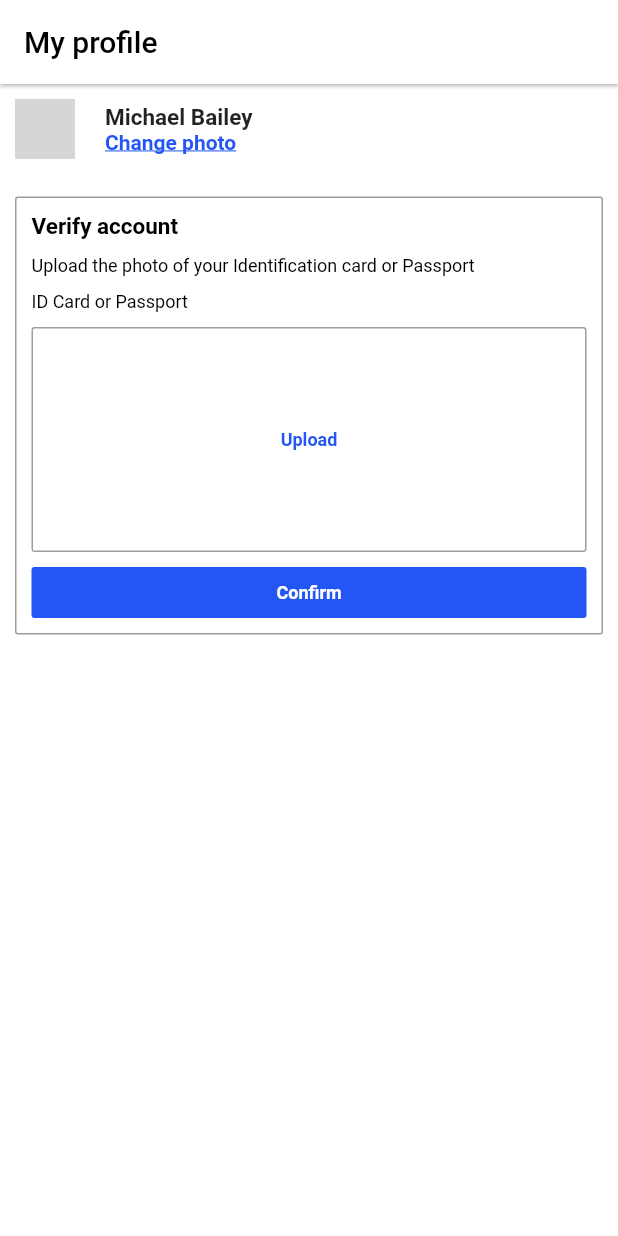
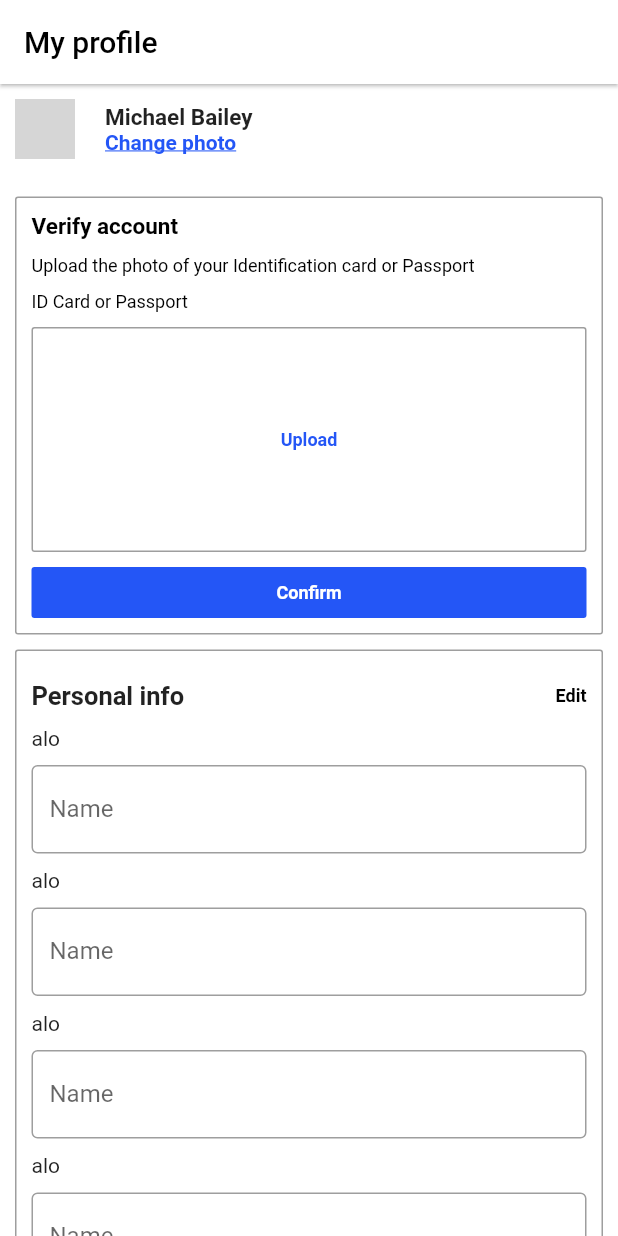
Before and after one commit to ASentientBanana/mangakolekt, a Flutter app: the screen it shows after launch, on a phone screen of 412 x 824 dp. Run offline on Flutter 3.47's test engine with Material 2 defaults, Android fonts, the light colour scheme and no system bars; network calls fail; grey boxes are pictures that could not be loaded.

Commit message:
exercise plodonosan

```diff
--- a/lib/screens/training/TrainingPage.dart
+++ b/lib/screens/training/TrainingPage.dart
@@ -9,7 +9,8 @@ class TrainingPage extends StatelessWidget {
           backgroundColor: Colors.white,
           elevation: 1,
         ),
-        body: Container(
+        body: SingleChildScrollView(
+          child: Container(
               padding: const EdgeInsets.all(10),
               color: Colors.white,
               child: Column(
@@ -41,7 +42,8 @@ class TrainingPage extends StatelessWidget {
                                 Text(
                                   'Michael Bailey',
                                   style: TextStyle(
-                                    fontWeight: FontWeight.bold, fontSize: 15),
+                                      fontWeight: FontWeight.bold,
+                                      fontSize: 15),
                                 ),
                                 Text(
                                   'Change photo',
@@ -81,8 +83,8 @@ class TrainingPage extends StatelessWidget {
                             const SizedBox(height: 10),
                             const Text(
                                 'Upload the photo of your Identification card or Passport',
-                              style:
-                                  TextStyle(fontSize: 12, color: Colors.black)),
+                                style: TextStyle(
+                                    fontSize: 12, color: Colors.black)),
                             const SizedBox(height: 10),
                             const Text('ID Card or Passport',
                                 style: TextStyle(
@@ -129,9 +131,125 @@ class TrainingPage extends StatelessWidget {
                           ],
                         ),
                       ),
+                      const SizedBox(height: 10),
+                      Container(
+                        padding: const EdgeInsets.all(10),
+                        width: double.infinity,
+                        decoration: BoxDecoration(
+                          border: Border.all(
+                            color: Colors.grey,
+                            width: 1,
+                          ),
+                          borderRadius: BorderRadius.circular(2),
+                        ),
+                        child: Column(
+                          crossAxisAlignment: CrossAxisAlignment.start,
+                          children: [
+                            Row(
+                              mainAxisAlignment: MainAxisAlignment.spaceBetween,
+                              children: const [
+                                Padding(
+                                  padding: EdgeInsets.only(top: 10),
+                                  child: Text(
+                                    'Personal info',
+                                    textAlign: TextAlign.center,
+                                    style: TextStyle(
+                                      fontSize: 17,
+                                      fontWeight: FontWeight.bold,
+                                    ),
+                                  ),
+                                ),
+                                Padding(
+                                  padding: EdgeInsets.only(top: 10),
+                                  child: Text(
+                                    'Edit',
+                                    style: TextStyle(
+                                      fontSize: 12,
+                                      color: Color.fromRGBO(0, 0, 0, 1),
+                                      fontWeight: FontWeight.bold,
+                                    ),
+                                  ),
+                                ),
+                              ],
+                            ),
+                            Column(
+                              crossAxisAlignment: CrossAxisAlignment.start,
+                              children: const [
+                                SizedBox(height: 10),
+                                Text('alo'),
+                                SizedBox(height: 10),
+                                TextField(
+                                  decoration: InputDecoration(
+                                    border: OutlineInputBorder(),
+                                    labelText: 'Name',
+                                  ),
+                                ),
+                              ],
+                            ),
+                            const SizedBox(height: 10),
+                            Column(
+                              crossAxisAlignment: CrossAxisAlignment.start,
+                              children: const [
+                                Text('alo'),
+                                SizedBox(height: 10),
+                                TextField(
+                                  decoration: InputDecoration(
+                                    border: OutlineInputBorder(),
+                                    labelText: 'Name',
+                                  ),
+                                ),
+                              ],
+                            ),
+                            const SizedBox(height: 10),
+                            Column(
+                              crossAxisAlignment: CrossAxisAlignment.start,
+                              children: const [
+                                Text('alo'),
+                                SizedBox(height: 10),
+                                TextField(
+                                  decoration: InputDecoration(
+                                    border: OutlineInputBorder(),
+                                    labelText: 'Name',
+                                  ),
+                                ),
+                              ],
+                            ),
+                            const SizedBox(height: 10),
+                            Column(
+                              crossAxisAlignment: CrossAxisAlignment.start,
+                              children: const [
+                                Text('alo'),
+                                SizedBox(height: 10),
+                                TextField(
+                                  decoration: InputDecoration(
+                                    border: OutlineInputBorder(),
+                                    labelText: 'Name',
+                                  ),
+                                ),
+                              ],
+                            ),
+                            const SizedBox(height: 10),
+                            Column(
+                              crossAxisAlignment: CrossAxisAlignment.start,
+                              children: const [
+                                Text('alo'),
+                                SizedBox(height: 10),
+                                TextField(
+                                  decoration: InputDecoration(
+                                    border: OutlineInputBorder(),
+                                    labelText: 'Name',
+                                  ),
+                                ),
+                              ],
+                            ),
+                            const SizedBox(height: 10),
+                          ],
+                        ),
+                      ),
                     ],
                   )),
                 ],
-            )));
+              )),
+        ));
   }
 }
```
Lines whose indentation alone changed are shown as unchanged.
